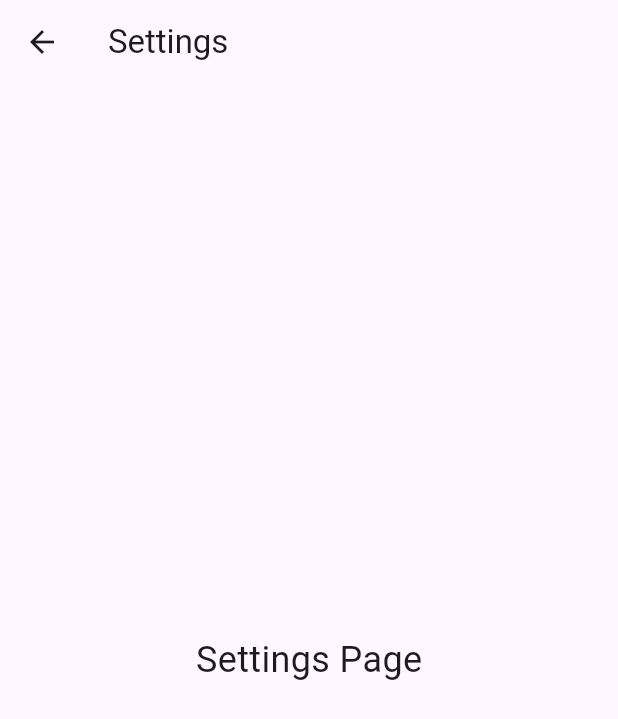
After one commit to Jihan97ux/Productive_ToDo_List_App, a Flutter app: the screen it shows after launch, after a tap on the "menu" icon, on a phone screen of 412 x 824 dp. The commit adds this screen. Shown: the top 719 px of the screen. Run offline on Flutter 3.47's test engine with Material 3 defaults, Android fonts, the phone set to English and light mode, and no system bars.

Commit message:
commit ke-2

```diff
--- a/lib/screens/home.dart
+++ b/lib/screens/home.dart
@@ -3,6 +3,8 @@ import 'package:flutter/material.dart';
 import '../model/todo.dart';
 import '../constants/colors.dart';
 import '../widgets/todo_item.dart';
+import '../screens/setting.dart';
+
 
 class Home extends StatefulWidget {
   Home({Key? key}) : super(key: key);
@@ -27,6 +29,7 @@ class _HomeState extends State<Home> {
   ];
 
   int _currentBgColorIndex = 0;
+
   Color get _currentBgColor => _backgroundColors[_currentBgColorIndex];
 
   @override
@@ -39,14 +42,17 @@ class _HomeState extends State<Home> {
     if (todosList.isEmpty) {
       _completionPercentage = 0.0;
     } else {
-      final completedCount = todosList.where((todo) => todo.isDone).length;
+      final completedCount = todosList
+          .where((todo) => todo.isDone)
+          .length;
       _completionPercentage = (completedCount / todosList.length) * 100;
     }
   }
 
   void _changeBackgroundColor() {
     setState(() {
-      _currentBgColorIndex = (_currentBgColorIndex + 1) % _backgroundColors.length;
+      _currentBgColorIndex =
+          (_currentBgColorIndex + 1) % _backgroundColors.length;
     });
   }
 
@@ -101,7 +107,8 @@ class _HomeState extends State<Home> {
                           ],
                         ),
                       ),
-                      ..._foundToDo.reversed.map((todoo) => ToDoItem(
+                      ..._foundToDo.reversed.map((todoo) =>
+                          ToDoItem(
                             todo: todoo,
                             onToDoChanged: _handleToDoChange,
                             onDeleteItem: _deleteToDoItem,
@@ -109,7 +116,8 @@ class _HomeState extends State<Home> {
                       SizedBox(height: 20),
                       Center(
                         child: Text(
-                          'Completed: ${_completionPercentage.toStringAsFixed(1)}%',
+                          'Completed: ${_completionPercentage.toStringAsFixed(
+                              1)}%',
                           style: TextStyle(
                             fontSize: 16,
                             fontWeight: FontWeight.bold,
@@ -243,9 +251,11 @@ class _HomeState extends State<Home> {
     } else {
       showDialog(
         context: context,
-        builder: (context) => AlertDialog(
+        builder: (context) =>
+            AlertDialog(
               title: Text('Delete Task'),
-          content: Text('This task is not completed. Are you sure you want to delete it?'),
+              content: Text(
+                  'This task is not completed. Are you sure you want to delete it?'),
               actions: [
                 TextButton(
                   onPressed: () {
@@ -284,7 +294,10 @@ class _HomeState extends State<Home> {
     if (!isDuplicate) {
       setState(() {
         todosList.add(ToDo(
-          id: DateTime.now().millisecondsSinceEpoch.toString(),
+          id: DateTime
+              .now()
+              .millisecondsSinceEpoch
+              .toString(),
           todoText: trimmedTodo,
         ));
         _runFilter(''); // refresh filter
@@ -308,7 +321,8 @@ class _HomeState extends State<Home> {
       results = todosList;
     } else {
       results = todosList
-          .where((item) => item.todoText!
+          .where((item) =>
+          item.todoText!
               .toLowerCase()
               .contains(enteredKeyword.toLowerCase()))
           .toList();
@@ -349,13 +363,23 @@ class _HomeState extends State<Home> {
 
   AppBar _buildAppBar() {
     return AppBar(
-      backgroundColor: _currentBgColor, // Use the selected background color for AppBar too
+      backgroundColor: _currentBgColor,
       elevation: 0,
-      title: Row(mainAxisAlignment: MainAxisAlignment.spaceBetween, children: [
-        Icon(
+      title: Row(
+        mainAxisAlignment: MainAxisAlignment.spaceBetween,
+        children: [
+          GestureDetector(
+            onTap: () {
+              Navigator.push(
+                context,
+                MaterialPageRoute(builder: (context) => const SettingsPage()),
+              );
+            },
+            child: Icon(
               Icons.menu,
               color: tdBlack,
               size: 30,
+            ),
           ),
           Container(
             height: 40,
@@ -365,7 +389,8 @@ class _HomeState extends State<Home> {
               child: Image.asset('assets/images/jia.jpg'),
             ),
           ),
-      ]),
+        ],
+      ),
     );
   }
 }
--- /dev/null
+++ b/lib/screens/setting.dart
@@ -0,0 +1,20 @@
+import 'package:flutter/material.dart';
+
+class SettingsPage extends StatelessWidget {
+  const SettingsPage({super.key});
+
+  @override
+  Widget build(BuildContext context) {
+    return Scaffold(
+      appBar: AppBar(
+        title: const Text('Settings'),
+      ),
+      body: Center(
+        child: Text(
+          'Settings Page',
+          style: TextStyle(fontSize: 24),
+        ),
+      ),
+    );
+  }
+}
--- a/pubspec.yaml
+++ b/pubspec.yaml
@@ -34,6 +34,7 @@ dependencies:
   # The following adds the Cupertino Icons font to your application.
   # Use with the CupertinoIcons class for iOS style icons.
   cupertino_icons: ^1.0.8
+  http: ^0.13.3
 
 dev_dependencies:
   flutter_test:
@@ -46,6 +47,7 @@ dev_dependencies:
   # rules and activating additional ones.
   flutter_lints: ^5.0.0
   flutter_xlider: ^3.5.0
+  http: ^0.13.3
 
 # For information on the generic Dart part of this file, see the
 # following page: https://dart.dev/tools/pub/pubspec
```
Also changed, not shown: lib/API/API.dart (added, +19 -0 lines), lib/API/ss_get_API.jpg (added), pubspec.lock, 1 other file. Lines whose indentation alone changed are shown as unchanged.
